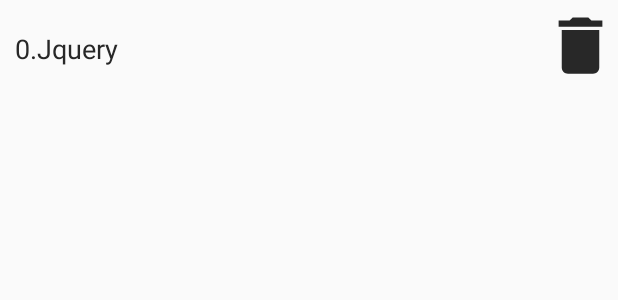
After one commit to buivanquang111/CNC_Programming_NextSolution, an Android app: the layout item_yeuthich.xml on its own in the app's theme, with its tools: preview values and no code run, on a phone screen of 412 x 824 dp. The commit adds this screen. Shown: the top 300 px of the screen. Run offline under Robolectric (Android 15) with nearby library versions, the phone set to English and light mode, and no system bars.

Commit message:
updatee
updatee

```diff
--- a/app/src/main/java/com/example/nextsolution_ex1/database/CNCObject.kt
+++ b/app/src/main/java/com/example/nextsolution_ex1/database/CNCObject.kt
@@ -5,6 +5,7 @@ import androidx.room.PrimaryKey
 
 @Entity(tableName = "favourite")
 data class CNCObject(
-        @PrimaryKey var index: Int,
+        @PrimaryKey(autoGenerate = true) var id: Int=0,
+        var index: Int,
         var title: String,
         var url: String)
--- /dev/null
+++ b/app/src/main/res/drawable/ic_delete.xml
@@ -0,0 +1,5 @@
+<vector android:height="24dp" android:tint="#282828"
+    android:viewportHeight="24" android:viewportWidth="24"
+    android:width="24dp" xmlns:android="http://schemas.android.com/apk/res/android">
+    <path android:fillColor="@android:color/white" android:pathData="M6,19c0,1.1 0.9,2 2,2h8c1.1,0 2,-0.9 2,-2V7H6v12zM19,4h-3.5l-1,-1h-5l-1,1H5v2h14V4z"/>
+</vector>
--- a/app/src/main/res/layout/activity_yeu_thich_acivity.xml
+++ b/app/src/main/res/layout/activity_yeu_thich_acivity.xml
@@ -10,13 +10,14 @@
         android:id="@+id/textView"
         android:text="Danh sách yêu thích"
         android:gravity="center"
-        android:textSize="25sp"
+        android:textColor="#2B2A2A"
+        android:textSize="30sp"
         app:layout_constraintTop_toTopOf="parent"
         android:layout_width="match_parent"
         android:layout_height="wrap_content"/>
     <androidx.recyclerview.widget.RecyclerView
         android:id="@+id/recyclerViewTym"
-        android:layout_marginTop="10dp"
+        android:layout_marginTop="18dp"
         android:layout_width="match_parent"
         android:layout_height="0dp"
         app:layout_constraintTop_toBottomOf="@+id/textView"
--- /dev/null
+++ b/app/src/main/res/layout/item_yeuthich.xml
@@ -0,0 +1,28 @@
+<?xml version="1.0" encoding="utf-8"?>
+<androidx.constraintlayout.widget.ConstraintLayout xmlns:android="http://schemas.android.com/apk/res/android"
+    xmlns:app="http://schemas.android.com/apk/res-auto"
+    android:id="@+id/itemRecyclerViewYeuThich"
+    android:layout_width="match_parent"
+    android:layout_height="60dp">
+
+    <TextView
+        android:id="@+id/textViewTitleYeuThich"
+        android:layout_width="match_parent"
+        android:layout_height="match_parent"
+        android:layout_marginLeft="10dp"
+        android:layout_marginTop="5dp"
+        android:gravity="center_vertical"
+        android:text="0.Jquery"
+        android:textColor="#272727"
+        android:textSize="18dp"
+        android:layout_marginRight="50dp"
+        app:layout_constraintTop_toTopOf="parent" />
+    <ImageView
+        android:id="@+id/imageViewDelete"
+        android:src="@drawable/ic_delete"
+        app:layout_constraintTop_toTopOf="parent"
+        app:layout_constraintRight_toRightOf="parent"
+        app:layout_constraintBottom_toBottomOf="parent"
+        android:layout_width="50dp"
+        android:layout_height="50dp"/>
+</androidx.constraintlayout.widget.ConstraintLayout>
```
Also changed, not shown: app/build.gradle (+12 -4 lines), app/src/main/java/com/example/nextsolution_ex1/DetailCNC.kt (+58 -23 lines), app/src/main/java/com/example/nextsolution_ex1/YeuThichAcivity.kt (+51 -28 lines), app/src/main/java/com/example/nextsolution_ex1/YeuThichAdapter.kt (added, +69 -0 lines), app/src/main/java/com/example/nextsolution_ex1/database/CNCDao.kt (+6 -2 lines), app/src/main/java/com/example/nextsolution_ex1/database/CNCDataBase.kt (+23 -9 lines), 4 other files.
